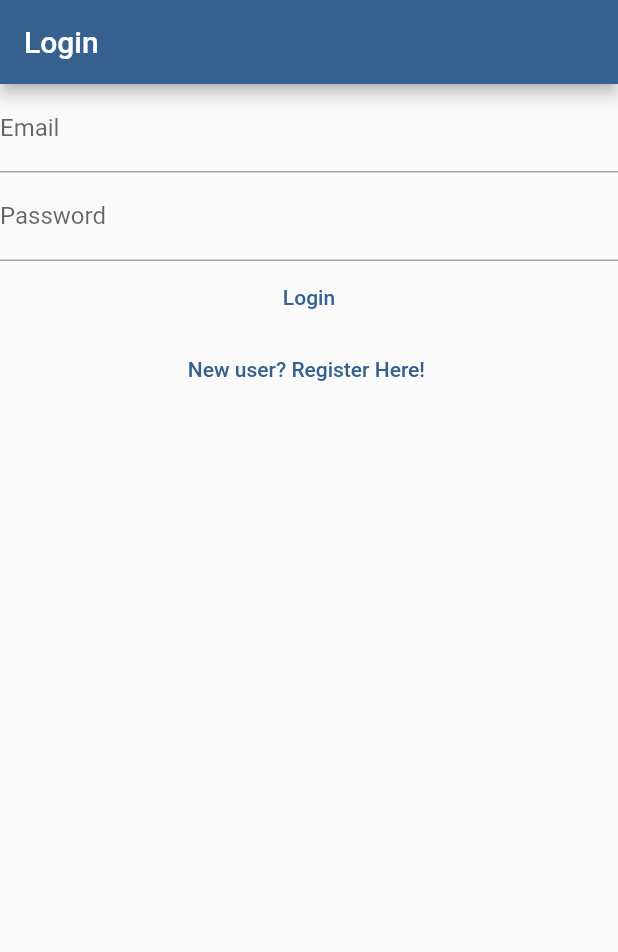
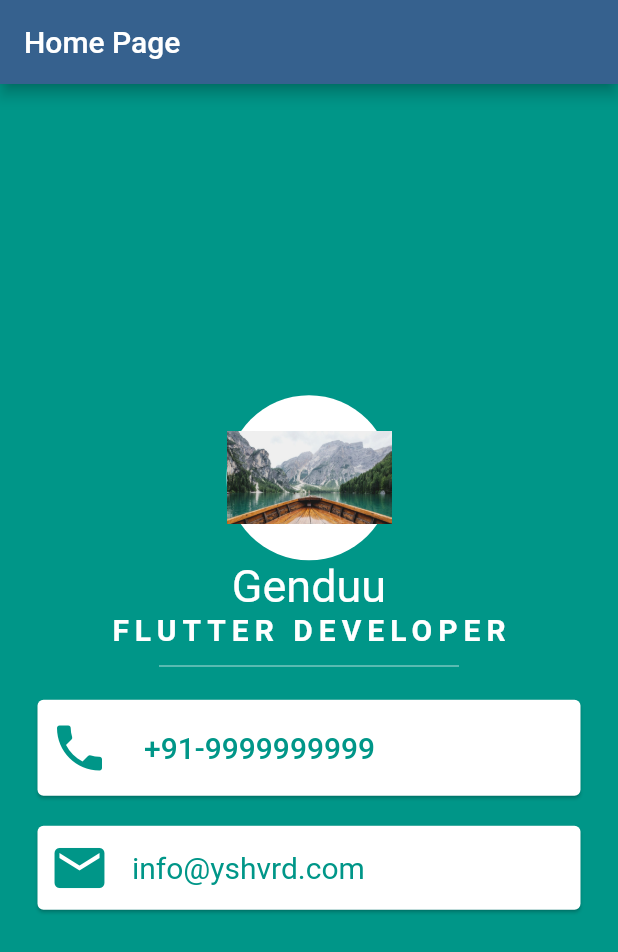
Before and after one commit to QuarrelsomeDevil17/app1, a Flutter app: the screen it shows after launch, on a phone screen of 412 x 824 dp. Shown: the top 952 px of the screen. Run offline on Flutter 3.47's test engine with Material 3 defaults, Android fonts, the phone set to English and light mode, and no system bars; our stand-ins replace firebase_auth, firebase_core; accounts and stored records are empty; Roboto replaces fonts that are missing (Pacifico, SourceSans3).

Commit message:
yash gendu

```diff
--- a/lib/constants/routes.dart
+++ b/lib/constants/routes.dart
@@ -2,3 +2,4 @@ const loginRoute = '/login/';
 const registerRoute = '/register/';
 const notesRoute = '/notes/';
 const verifyEmailRoute = '/verify-email/';
+const homePageRoute = '/home-page/';
--- /dev/null
+++ b/lib/enums/menu_action.dart
@@ -0,0 +1 @@
+enum MenuActions { logout }
--- a/lib/main.dart
+++ b/lib/main.dart
@@ -1,12 +1,11 @@
 import 'package:app1/constants/routes.dart';
+import 'package:app1/services/auth/auth_service.dart';
+import 'package:app1/views/home_page.dart';
 import 'package:app1/views/login_view.dart';
+import 'package:app1/views/notes_view.dart';
 import 'package:app1/views/register_view.dart';
 import 'package:app1/views/verify_emails-view.dart';
 import 'package:flutter/material.dart';
-import 'package:firebase_auth/firebase_auth.dart';
-import 'package:firebase_core/firebase_core.dart';
-import 'firebase_options.dart';
-import 'dart:developer' as devtools show log;
 
 void main() {
   WidgetsFlutterBinding.ensureInitialized();
@@ -25,6 +24,7 @@ void main() {
           registerRoute: (context) => const RegisterView(),
           notesRoute: (context) => const NotesView(),
           verifyEmailRoute: (context) => const VerifyEmailView(),
+          homePageRoute: (context) => const HomePage(),
         }),
   );
 }
@@ -35,92 +35,25 @@ class HomePage extends StatelessWidget {
   @override
   Widget build(BuildContext context) {
     return FutureBuilder(
-      future: Firebase.initializeApp(
-        options: DefaultFirebaseOptions.currentPlatform,
-      ),
+      future: AuthService.firebase().initialize(),
       builder: (context, snapshot) {
         switch (snapshot.connectionState) {
           case ConnectionState.done:
-            final user = FirebaseAuth.instance.currentUser;
+            final user = AuthService.firebase().currentUser;
             if (user != null) {
-              if (user.emailVerified) {
+              if (user.isEmailVerified) {
                 return const NotesView();
               } else {
                 return const VerifyEmailView();
               }
             } else {
-              return const LoginView();
+              return const HomeBage();
             }
 
           default:
             return const CircularProgressIndicator.adaptive();
         }
-      },
+      }, // bildr
     );
   }
 }
-
-enum MenuActions { logout }
-
-class NotesView extends StatefulWidget {
-  const NotesView({super.key});
-
-  @override
-  State<NotesView> createState() => _NotesViewState();
-}
-
-class _NotesViewState extends State<NotesView> {
-  @override
-  Widget build(BuildContext context) {
-    return Scaffold(
-      appBar: AppBar(
-        title: const Text('Main UI'),
-        actions: [
-          PopupMenuButton<MenuActions>(
-            onSelected: (value) async {
-              switch (value) {
-                case MenuActions.logout:
-                  final shouldLogout = await showLogOutDialog(context);
-                  devtools.log(shouldLogout.toString());
-                  if (shouldLogout) {
-                    await FirebaseAuth.instance.signOut();
-                    Navigator.of(context)
-                        .pushNamedAndRemoveUntil(loginRoute, (_) => false);
-                  }
-                  throw UnimplementedError();
-              }
-            },
-            itemBuilder: (context) {
-              return const [
-                PopupMenuItem(
-                    value: MenuActions.logout, child: Text('Log out')),
-              ];
-            },
-          )
-        ],
-      ),
-      body: const Text('Welcome to the main UI'),
-    );
-  }
-}
-
-Future<bool> showLogOutDialog(BuildContext context) {
-  return showDialog<bool>(
-      context: context,
-      builder: (context) {
-        return AlertDialog(
-            title: const Text('Are you sure you want to logout'),
-            actions: [
-              TextButton(
-                  onPressed: () {
-                    Navigator.of(context).pop(true);
-                  },
-                  child: const Text('LogOut')),
-              TextButton(
-                  onPressed: () {
-                    Navigator.of(context).pop(false);
-                  },
-                  child: const Text('Cancel'))
-            ]);
-      }).then((value) => value ?? false);
-}
--- a/lib/services/auth/auth_provider.dart
+++ b/lib/services/auth/auth_provider.dart
@@ -1,6 +1,7 @@
 import 'package:app1/services/auth/auth_user.dart';
 
 abstract class AuthProvider {
+  Future<void> initialize();
   AuthUser? get currentUser;
   Future<AuthUser> logIn({
     required String email,
--- a/lib/services/auth/auth_service.dart
+++ b/lib/services/auth/auth_service.dart
@@ -1,9 +1,14 @@
 import 'package:app1/services/auth/auth_provider.dart';
 import 'package:app1/services/auth/auth_user.dart';
+import 'package:app1/services/auth/firebase_auth_provider.dart';
 
 class AuthService implements AuthProvider {
   final AuthProvider provider;
   const AuthService(this.provider);
+
+  factory AuthService.firebase() => AuthService(
+        FirebaseAuthProvider(),
+      );
 
   @override
   Future<AuthUser> createUser({
@@ -30,4 +35,7 @@ class AuthService implements AuthProvider {
 
   @override
   Future<void> sendEmailVerification() => provider.sendEmailVerification();
+
+  @override
+  Future<void> initialize() => provider.initialize();
 }
--- /dev/null
+++ b/lib/views/home_page.dart
@@ -0,0 +1,102 @@
+import 'package:app1/constants/routes.dart';
+import 'package:flutter/material.dart';
+
+class HomeBage extends StatelessWidget {
+  const HomeBage({super.key});
+
+  @override
+  Widget build(BuildContext context) {
+    return Scaffold(
+      appBar: AppBar(
+        title: const Text('Home Page'),
+      ),
+      backgroundColor: Colors.teal,
+      body: SafeArea(
+          child: Column(
+        mainAxisAlignment: MainAxisAlignment.center,
+        children: [
+          CircleAvatar(
+            radius: 55,
+            backgroundColor: Colors.white,
+            child: Image(
+              image: AssetImage(
+                'lib/images/scene2.jpg',
+              ),
+            ),
+          ),
+          Text(
+            "Genduu",
+            style: TextStyle(
+                fontSize: 30, color: Colors.white, fontFamily: 'Pacifico'),
+          ),
+          Text(
+            "FLUTTER DEVELOPER",
+            style: TextStyle(
+                fontSize: 20,
+                color: Colors.white,
+                fontFamily: 'SourceSans3',
+                fontWeight: FontWeight.bold,
+                letterSpacing: 4),
+          ),
+          SizedBox(
+            height: 25,
+            width: 200,
+            child: Divider(
+              color: Colors.teal.shade100,
+            ),
+          ),
+          Card(
+            color: Colors.white,
+            margin: EdgeInsets.symmetric(vertical: 10, horizontal: 25),
+            child: Padding(
+              padding: const EdgeInsets.all(8.0),
+              child: Row(
+                children: [
+                  Icon(
+                    Icons.phone,
+                    size: 40,
+                    color: Colors.teal,
+                  ),
+                  SizedBox(
+                    width: 15,
+                  ),
+                  TextButton(
+                      onPressed: () {
+                        Navigator.of(context).pushNamed(loginRoute);
+                      },
+                      child: const Text(
+                        "+91-9999999999",
+                        style: TextStyle(fontSize: 20, color: Colors.teal),
+                      ))
+                ],
+              ),
+            ),
+          ),
+          Card(
+            color: Colors.white,
+            margin: EdgeInsets.symmetric(vertical: 10, horizontal: 25),
+            child: Padding(
+              padding: const EdgeInsets.all(8.0),
+              child: Row(
+                children: [
+                  Icon(
+                    Icons.email,
+                    size: 40,
+                    color: Colors.teal,
+                  ),
+                  SizedBox(
+                    width: 15,
+                  ),
+                  Text(
+                    "info@yshvrd.com",
+                    style: TextStyle(fontSize: 20, color: Colors.teal),
+                  )
+                ],
+              ),
+            ),
+          ),
+        ],
+      )),
+    );
+  }
+}
--- a/lib/views/login_view.dart
+++ b/lib/views/login_view.dart
@@ -110,8 +110,8 @@ class _LoginViewState extends State<LoginView> {
           TextButton(
             onPressed: () {
               Navigator.of(context).pushNamedAndRemoveUntil(
-                registerRoute,
-                (route) => false,
+                homePageRoute,
+                (route) => true,
               );
             },
             child: const Text('New user? Register Here! '),
--- a/pubspec.yaml
+++ b/pubspec.yaml
@@ -53,7 +53,8 @@ dev_dependencies:
 
 # The following section is specific to Flutter packages.
 flutter:
-
+  assets:
+    - lib/images/scene2.jpg
   # The following line ensures that the Material Icons font is
   # included with your application, so that you can use the icons in
   # the material Icons class.
```
Also changed, not shown: lib/services/auth/firebase_auth_provider.dart (+11 -4 lines), lib/views/notes_view.dart (added, +68 -0 lines), lib/images/scene2.jpg (added).
